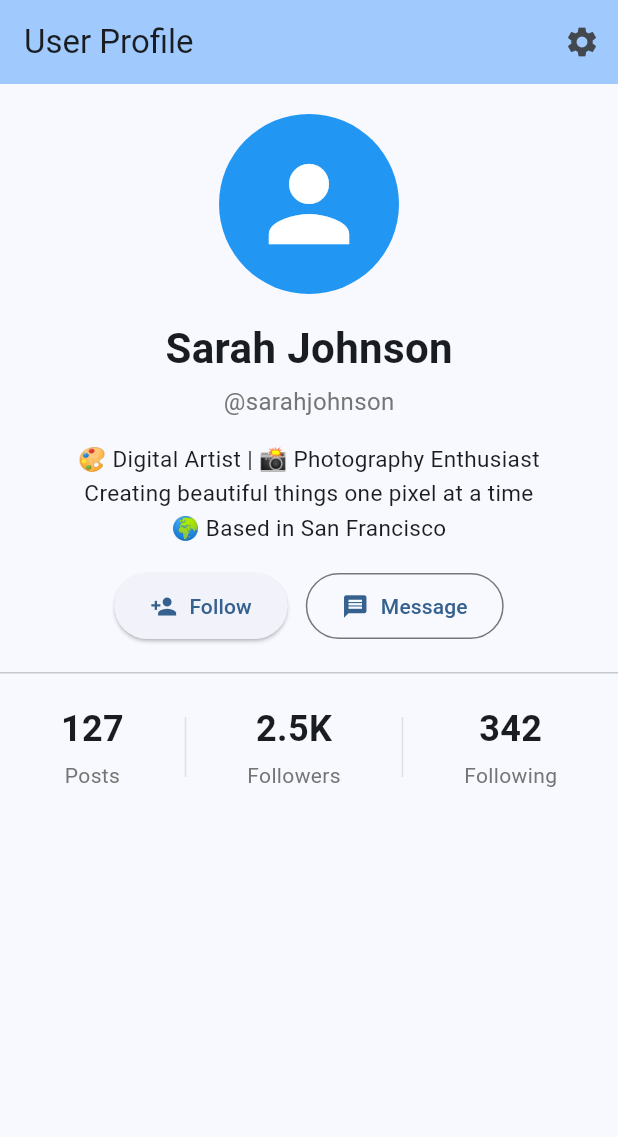
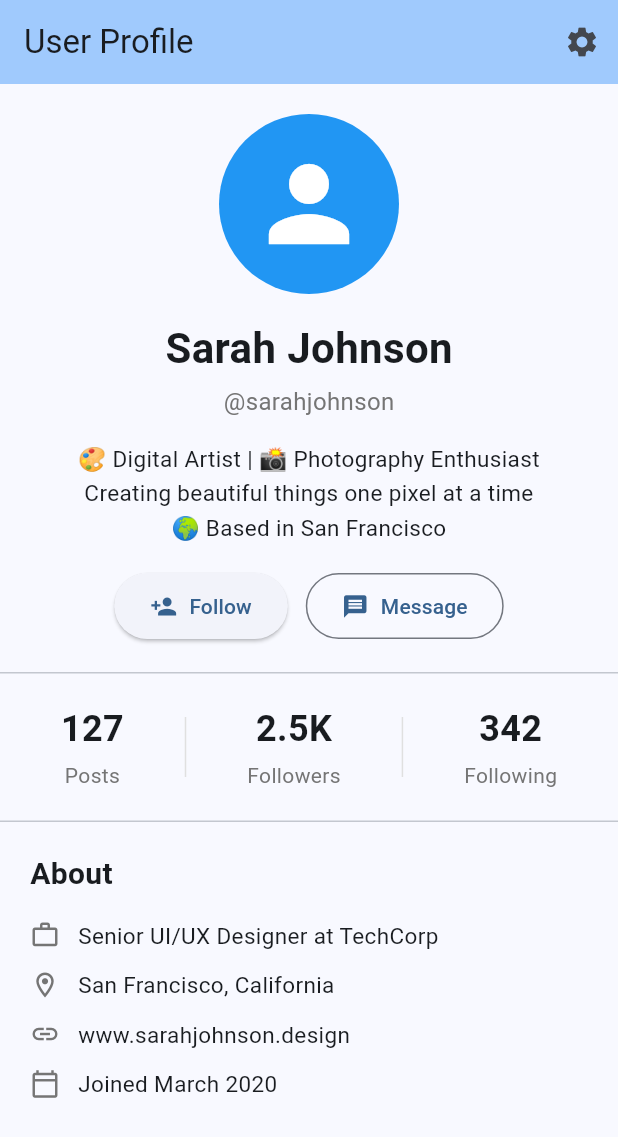
Before and after one commit to Samkwizera/singlescrollview_mobile-application, a Flutter app: the screen it shows after launch, on a phone screen of 412 x 824 dp. Shown: the top 1137 px of the screen. Run offline on Flutter 3.47's test engine with Material 3 defaults, Android fonts, the light colour scheme and no system bars.

Commit message:
Adding about section with job, location, website, and join date

```diff
--- a/lib/main.dart
+++ b/lib/main.dart
@@ -48,6 +48,11 @@
 
             // Stats Section
             _buildStatsSection(),
+
+            const Divider(height: 1),
+
+            // About Section
+            _buildAboutSection(),
           ],
         ),
       ),
@@ -183,4 +188,65 @@
       color: Colors.grey[300],
     );
   }
+
+  Widget _buildAboutSection() {
+    return Padding(
+      padding: const EdgeInsets.all(20),
+      child: Column(
+        crossAxisAlignment: CrossAxisAlignment.start,
+        children: [
+          const Text(
+            'About',
+            style: TextStyle(
+              fontSize: 20,
+              fontWeight: FontWeight.bold,
+            ),
+          ),
+          const SizedBox(height: 16),
+
+          _buildAboutItem(
+            Icons.work_outline,
+            'Senior UI/UX Designer at TechCorp',
+          ),
+          const SizedBox(height: 12),
+
+          _buildAboutItem(
+            Icons.location_on_outlined,
+            'San Francisco, California',
+          ),
+          const SizedBox(height: 12),
+
+          _buildAboutItem(
+            Icons.link,
+            'www.sarahjohnson.design',
+          ),
+          const SizedBox(height: 12),
+
+          _buildAboutItem(
+            Icons.calendar_today_outlined,
+            'Joined March 2020',
+          ),
+        ],
+      ),
+    );
+  }
+
+  Widget _buildAboutItem(IconData icon, String text) {
+    return Row(
+      children: [
+        Icon(
+          icon,
+          size: 20,
+          color: Colors.grey[600],
+        ),
+        const SizedBox(width: 12),
+        Expanded(
+          child: Text(
+            text,
+            style: const TextStyle(fontSize: 15),
+          ),
+        ),
+      ],
+    );
+  }
 }
```
